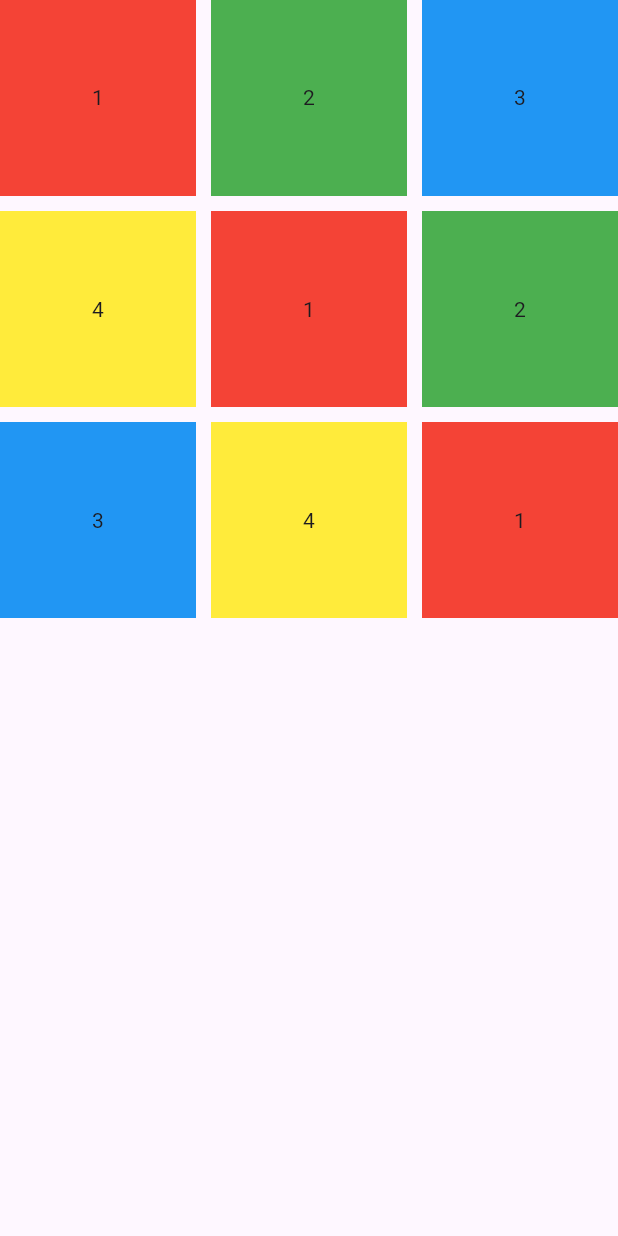
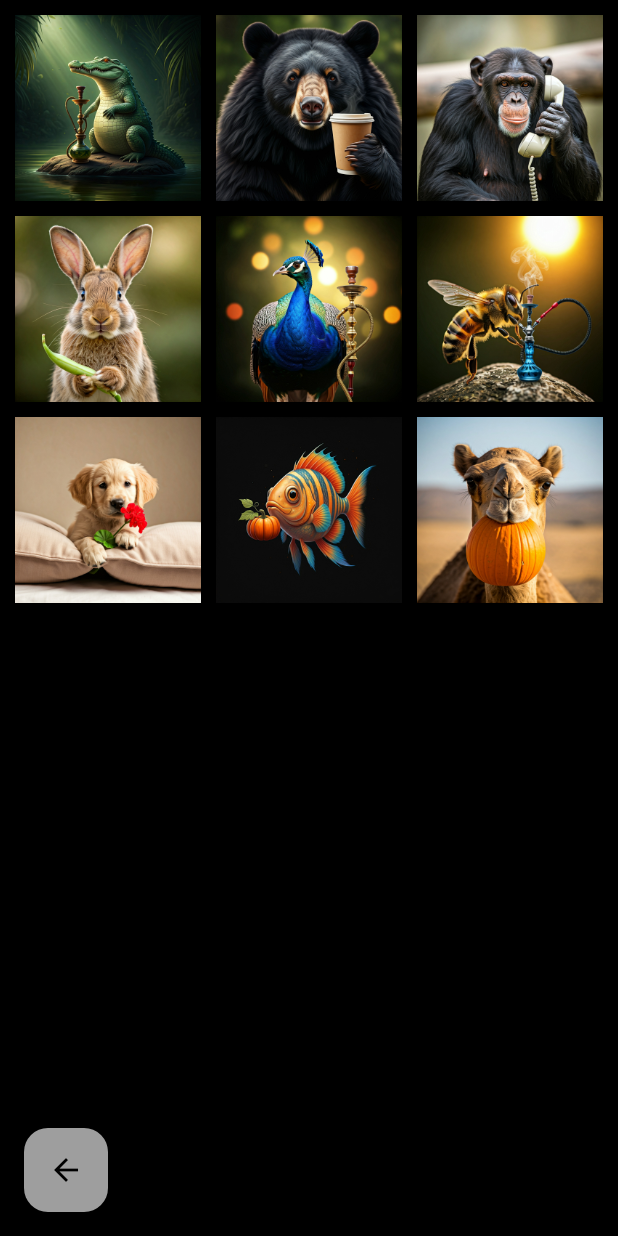
Before and after one commit to MousaZa/puzzles-1, a Flutter app: the FirstImages screen opened by its route, on a phone screen of 412 x 824 dp. Run offline on Flutter 3.47's test engine with Material 3 defaults, Android fonts, the phone set to English and light mode, and no system bars; our stand-ins replace get, rive; missing offline and left inert: animated_vector.

Commit message:
first stage

```diff
--- a/lib/app.dart
+++ b/lib/app.dart
@@ -8,6 +8,17 @@ import 'package:puzzles/stages/second_install.dart';
 class MyApp extends GetMaterialApp {
     MyApp() : super(
         debugShowCheckedModeBanner: false,
+        locale: Locale('ar', 'SA'),
+        theme: ThemeData(
+            scaffoldBackgroundColor: Colors.black,
+            cardColor: Colors.black,
+            floatingActionButtonTheme: FloatingActionButtonThemeData(
+                backgroundColor: Colors.grey,
+                foregroundColor: Colors.black
+            ),
+            dialogBackgroundColor: Colors.white,
+
+        ),
         getPages: [
             GetPage(name: '/', page: () => HomePage()),
             GetPage(name: '/first-images', page: () => FirstImages()),
--- a/lib/stages/first_images.dart
+++ b/lib/stages/first_images.dart
@@ -1,4 +1,5 @@
 import 'package:flutter/material.dart';
+import 'package:puzzles/widgets/dialog.dart';
 
 class FirstImages extends StatelessWidget {
   const FirstImages({super.key});
@@ -7,6 +8,8 @@ class FirstImages extends StatelessWidget {
   Widget build(BuildContext context) {
     return Scaffold(
       body: Center(
+        child: Padding(
+          padding: const EdgeInsets.all(10.0),
           child: GridView(gridDelegate: SliverGridDelegateWithFixedCrossAxisCount(
             crossAxisCount: 3,
             crossAxisSpacing: 10,
@@ -14,62 +17,24 @@ class FirstImages extends StatelessWidget {
             childAspectRatio: 1,
           ),
             children: [
-            Container(
-              color: Colors.red,
-              child: Center(
-                child: Text("1"),
+              Image.asset("assets/1/1.jpeg"),
+              Image.asset("assets/1/2.jpeg"),
+              Image.asset("assets/1/3.jpeg"),
+              Image.asset("assets/1/4.jpeg"),
+              Image.asset("assets/1/5.jpeg"),
+              Image.asset("assets/1/6.jpeg"),
+              Image.asset("assets/1/7.jpeg"),
+              Image.asset("assets/1/8.jpeg"),
+              Image.asset("assets/1/9.jpeg"),
+            ],
           ),
         ),
-            Container(
-              color: Colors.green,
-              child: Center(
-                child: Text("2"),
       ),
-            ),
-            Container(
-              color: Colors.blue,
-              child: Center(
-                child: Text("3"),
-              ),
-            ),
-            Container(
-              color: Colors.yellow,
-              child: Center(
-                child: Text("4"),
-              ),
-            ),
-            Container(
-              color: Colors.red,
-              child: Center(
-                child: Text("1"),
-              ),
-            ),
-            Container(
-              color: Colors.green,
-              child: Center(
-                child: Text("2"),
-              ),
-            ),
-            Container(
-              color: Colors.blue,
-              child: Center(
-                child: Text("3"),
-              ),
-            ),
-            Container(
-              color: Colors.yellow,
-              child: Center(
-                child: Text("4"),
-              ),
-            ),
-            Container(
-              color: Colors.red,
-              child: Center(
-                child: Text("1"),
-              ),
-            ),
-          ],
-        ),
+      floatingActionButton: FloatingActionButton(
+        onPressed: () {
+          showMyDialog(context, "فايق يا هوا", "/second-install");
+        },
+        child: Icon(Icons.arrow_forward),
       ),
     );
   }
--- a/pubspec.yaml
+++ b/pubspec.yaml
@@ -64,6 +64,7 @@ flutter:
   # To add assets to your application, add an assets section, like this:
   assets:
     - assets/
+    - assets/1/
 
   # An image asset can refer to one or more resolution-specific "variants", see
   # https://flutter.dev/to/resolution-aware-images
```
Also changed, not shown: lib/home_page.dart (+8 -6 lines), lib/widgets/dialog.dart (added, +52 -0 lines), assets/1/1.jpeg (added), assets/1/2.jpeg (added), assets/1/3.jpeg (added), assets/1/4.jpeg (added), assets/1/5.jpeg (added), assets/1/6.jpeg (added), assets/1/7.jpeg (added), assets/1/8.jpeg (added), assets/1/9.jpeg (added). Lines whose indentation alone changed are shown as unchanged.
